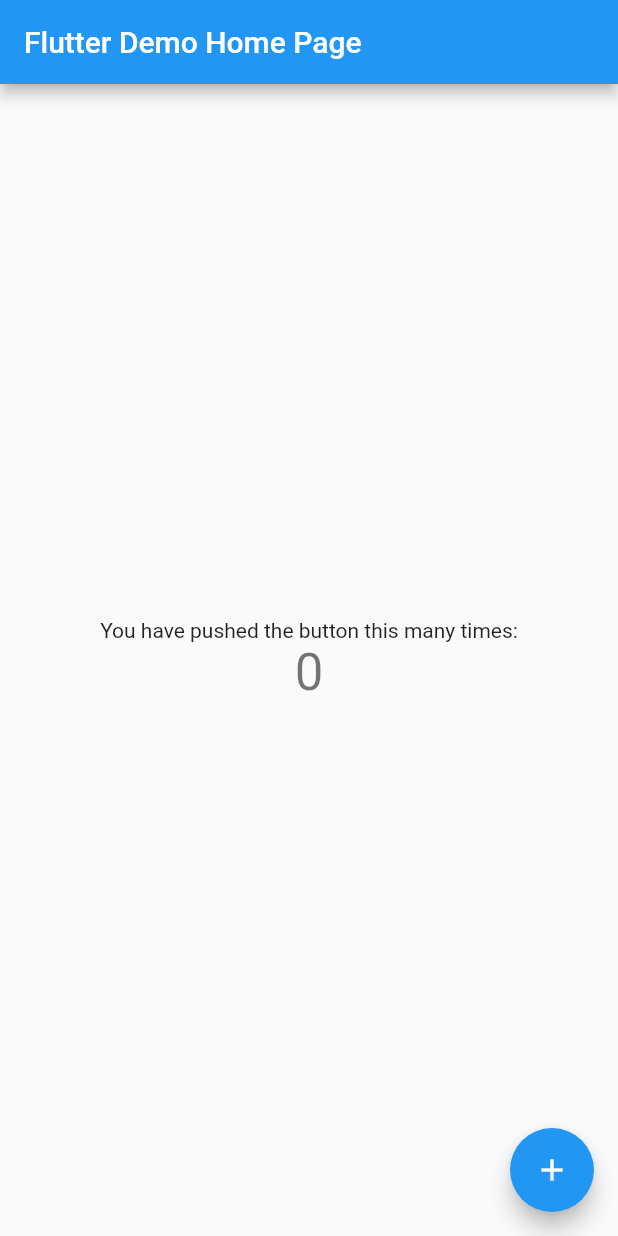
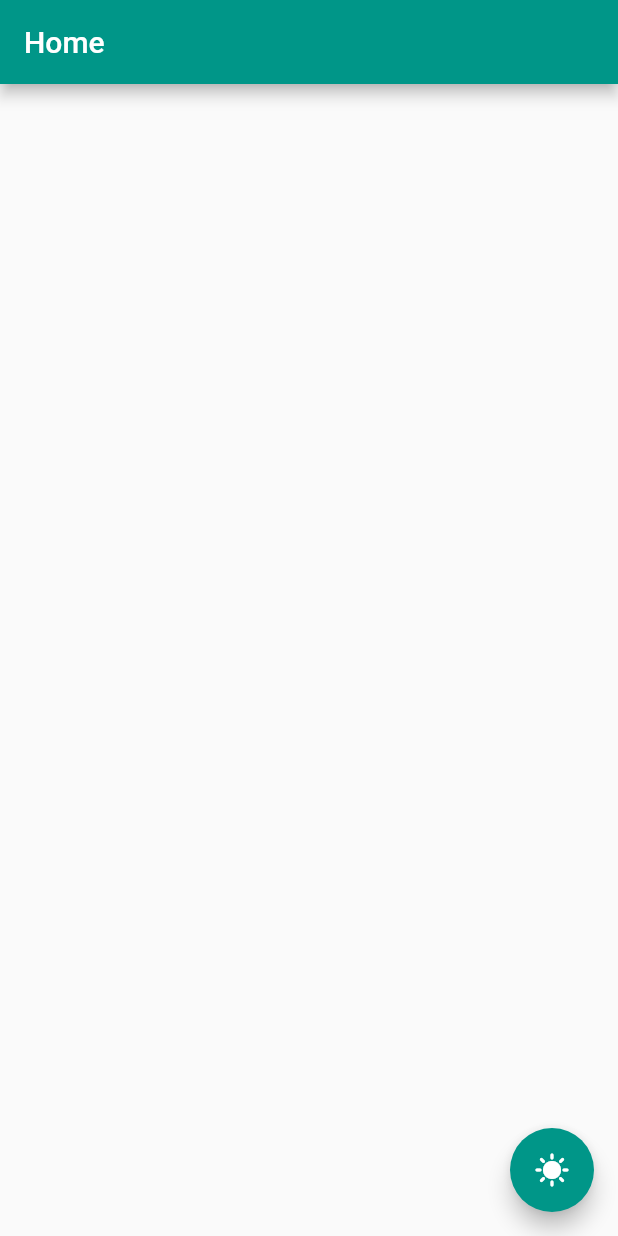
Before and after one commit to Pakhanng/flutter-app, a Flutter app: the screen it shows after launch, on a phone screen of 412 x 824 dp. Run offline on Flutter 3.47's test engine with Material 2 defaults, Android fonts, the phone set to English and light mode, and no system bars; our stand-ins replace go_router.

```diff
--- a/lib/main.dart
+++ b/lib/main.dart
@@ -1,4 +1,7 @@
 import 'package:flutter/material.dart';
+import 'package:go_router/go_router.dart';
+
+import 'weather/weather_page.dart';
 
 void main() {
   runApp(const MyApp());
@@ -7,24 +10,31 @@ void main() {
 class MyApp extends StatelessWidget {
   const MyApp({super.key});
 
-  // This widget is the root of your application.
   @override
   Widget build(BuildContext context) {
-    return MaterialApp(
-      title: 'Flutter Demo',
+    return MaterialApp.router(
+      title: 'Flutter App',
       theme: ThemeData(
-        // This is the theme of your application.
-        //
-        // Try running your application with "flutter run". You'll see the
-        // application has a blue toolbar. Then, without quitting the app, try
-        // changing the primarySwatch below to Colors.green and then invoke
-        // "hot reload" (press "r" in the console where you ran "flutter run",
-        // or simply save your changes to "hot reload" in a Flutter IDE).
-        // Notice that the counter didn't reset back to zero; the application
-        // is not restarted.
-        primarySwatch: Colors.blue,
+        primarySwatch: Colors.teal,
       ),
-      home: const MyHomePage(title: 'Flutter Demo Home Page'),
+      routerConfig: GoRouter(
+        routes: [
+          GoRoute(
+            path: '/',
+            builder: (BuildContext context, GoRouterState state) {
+              return const MyHomePage(title: 'Home');
+            },
+            routes: [
+              GoRoute(
+                path: 'weather',
+                builder: (BuildContext context, GoRouterState state) {
+                  return const WeatherPage();
+                },
+              ),
+            ],
+          ),
+        ],
+      ),
     );
   }
 }
@@ -48,67 +58,15 @@ class MyHomePage extends StatefulWidget {
 }
 
 class _MyHomePageState extends State<MyHomePage> {
-  int _counter = 0;
-
-  void _incrementCounter() {
-    setState(() {
-      // This call to setState tells the Flutter framework that something has
-      // changed in this State, which causes it to rerun the build method below
-      // so that the display can reflect the updated values. If we changed
-      // _counter without calling setState(), then the build method would not be
-      // called again, and so nothing would appear to happen.
-      _counter++;
-    });
-  }
-
   @override
   Widget build(BuildContext context) {
-    // This method is rerun every time setState is called, for instance as done
-    // by the _incrementCounter method above.
-    //
-    // The Flutter framework has been optimized to make rerunning build methods
-    // fast, so that you can just rebuild anything that needs updating rather
-    // than having to individually change instances of widgets.
     return Scaffold(
       appBar: AppBar(
-        // Here we take the value from the MyHomePage object that was created by
-        // the App.build method, and use it to set our appbar title.
         title: Text(widget.title),
       ),
-      body: Center(
-        // Center is a layout widget. It takes a single child and positions it
-        // in the middle of the parent.
-        child: Column(
-          // Column is also a layout widget. It takes a list of children and
-          // arranges them vertically. By default, it sizes itself to fit its
-          // children horizontally, and tries to be as tall as its parent.
-          //
-          // Invoke "debug painting" (press "p" in the console, choose the
-          // "Toggle Debug Paint" action from the Flutter Inspector in Android
-          // Studio, or the "Toggle Debug Paint" command in Visual Studio Code)
-          // to see the wireframe for each widget.
-          //
-          // Column has various properties to control how it sizes itself and
-          // how it positions its children. Here we use mainAxisAlignment to
-          // center the children vertically; the main axis here is the vertical
-          // axis because Columns are vertical (the cross axis would be
-          // horizontal).
-          mainAxisAlignment: MainAxisAlignment.center,
-          children: <Widget>[
-            const Text(
-              'You have pushed the button this many times:',
-            ),
-            Text(
-              '$_counter',
-              style: Theme.of(context).textTheme.headline4,
-            ),
-          ],
-        ),
-      ),
       floatingActionButton: FloatingActionButton(
-        onPressed: _incrementCounter,
-        tooltip: 'Increment',
-        child: const Icon(Icons.add),
+        onPressed: () => context.go('/weather'),
+        child: const Icon(Icons.sunny),
       ), // This trailing comma makes auto-formatting nicer for build methods.
     );
   }
--- a/pubspec.yaml
+++ b/pubspec.yaml
@@ -37,6 +37,8 @@ dependencies:
   # Use with the CupertinoIcons class for iOS style icons.
   cupertino_icons: ^1.0.2
 
+  go_router: ^5.0.5
+
 dev_dependencies:
   flutter_test:
     sdk: flutter
@@ -47,6 +49,7 @@ dev_dependencies:
   # package. See that file for information about deactivating specific lint
   # rules and activating additional ones.
   flutter_lints: ^2.0.0
+
 
 # For information on the generic Dart part of this file, see the
 # following page: https://dart.dev/tools/pub/pubspec
```
Also changed, not shown: lib/weather/weather_page.dart (added, +12 -0 lines), pubspec.lock.
